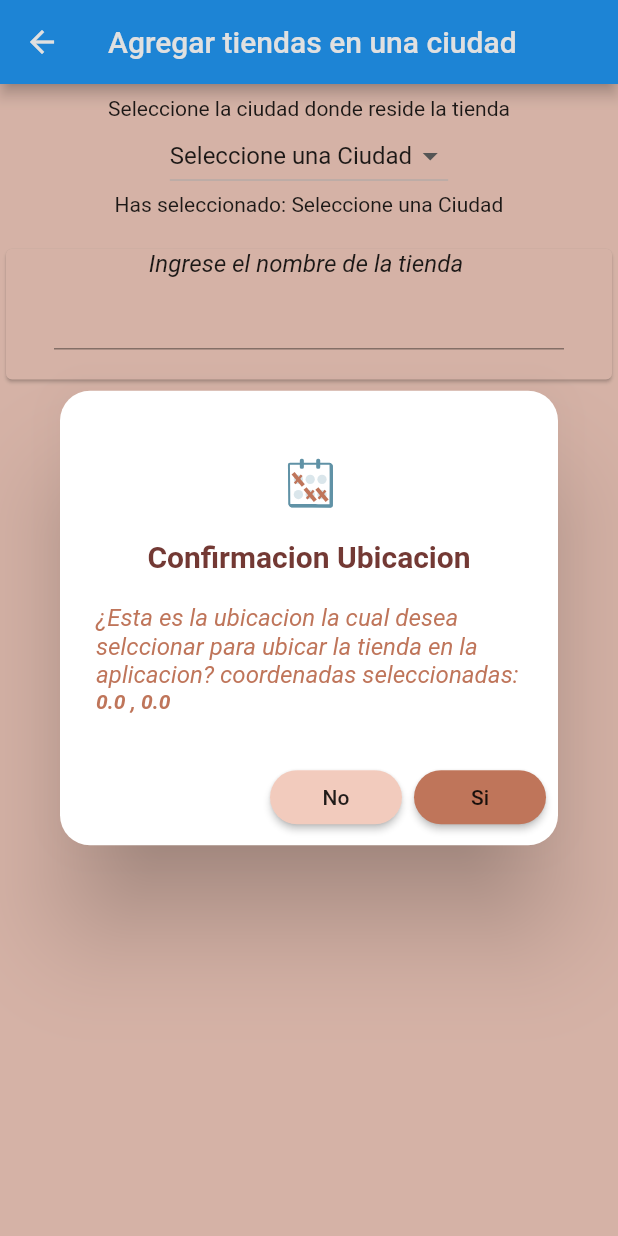
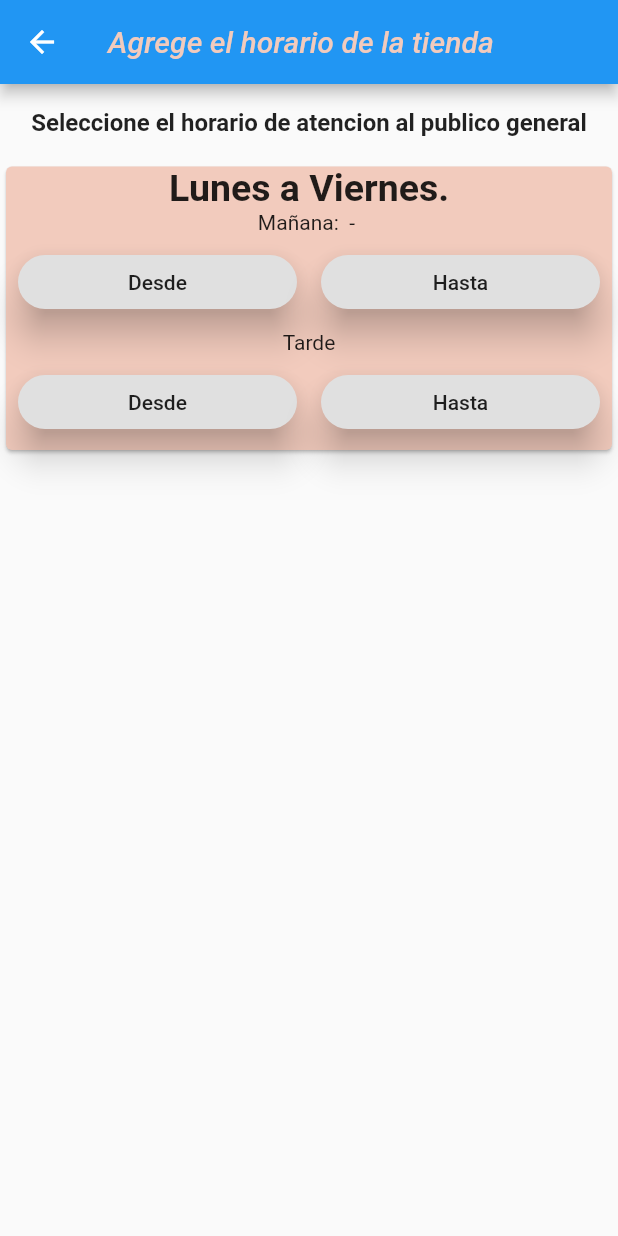
Before and after one commit to eldobal/nogluttenapp, a Flutter app: the addShops screen opened by its route, after a tap on "Seleccionar Horarios", on a phone screen of 412 x 824 dp. Run offline on Flutter 3.47's test engine with Material 2 defaults, Android fonts, the phone set to English and light mode, and no system bars; our stand-ins replace cloud_firestore, firebase_core, flutter_time_picker_spinner, geolocator, google_maps_flutter, lottie; missing offline and left inert: address_search_field; accounts and stored records are empty.

Commit message:
modulo horario 02
avance del modulo de seleccion de horario.

```diff
--- a/lib/main.dart
+++ b/lib/main.dart
@@ -1,6 +1,7 @@
 import 'package:flutter/material.dart';
 import 'dart:async';
 import 'package:google_maps_flutter/google_maps_flutter.dart';
+import 'package:nogluttenapp/src/horariosShop.dart';
 import 'package:nogluttenapp/src/ubicacionShop.dart';
 
 import 'package:provider/provider.dart';
@@ -22,6 +23,7 @@ class _MyAppState extends State<MyApp> {
   final addshop = Constantes().addShops;
   final routeEjemplos = Constantes().ejemplos;
   final ubicacionshop = Constantes().addubicacionShop;
+  final horariosshop = Constantes().addHorarios;
 
   @override
   Widget build(BuildContext context) {
@@ -40,7 +42,8 @@ class _MyAppState extends State<MyApp> {
               'paginicial' : (context) => MyApp(),
               '$addshop' : (context) => addShops(),
               '$routeEjemplos' : (context) => HomePage(),
-              '$ubicacionshop' : (context) => ubicacionShop()
+              '$ubicacionshop' : (context) => ubicacionShop(),
+              '$horariosshop' : (context) => HorariosShop()
             },
           )
     );
@@ -129,6 +132,7 @@ class _MyHomePageState extends State<MyHomePage> {
     );
   }
 
+/*
   Widget _floatingActionButton2(){
     //se ocupa el consumer para obtener los datos del provider
     return Consumer<ShopsProvider>(
@@ -162,6 +166,7 @@ class _MyHomePageState extends State<MyHomePage> {
       }
     );
   }
+*/
 
   void _addShops() {
     Navigator.pushNamed(context, Constantes().addShops.toString());
--- a/lib/src/addShops.dart
+++ b/lib/src/addShops.dart
@@ -1,5 +1,6 @@
 import 'package:firebase_core/firebase_core.dart';
 import 'package:flutter/material.dart';
+import 'package:flutter_time_picker_spinner/flutter_time_picker_spinner.dart';
 import 'package:nogluttenapp/src/constantes/ColorPalete.dart';
 import 'package:nogluttenapp/src/provider/shopsProvider.dart';
 import 'package:nogluttenapp/src/widgets/alertDialogHorarios.dart';
@@ -30,7 +31,6 @@ class _addShopsState extends State<addShops> {
 
   Widget _addShopData() {
     return Container(
-      color: ColorPalete.color4,
       child: Column(
         children: [
           _seleccionarCiudad(),
@@ -128,28 +128,19 @@ class _addShopsState extends State<addShops> {
     return Column(
       children: [
         Text('Seleccione los horarios establecidos de la tienda'),
-        RaisedButton(
-          child: Text('Seleccionar Horarios'),
-          onPressed: (){
-              _alertDialogAddHorario();
-          },
+        Consumer<ShopsProvider>(
+          builder: (context,provider,child)=>RaisedButton(
+            child: Text('Seleccionar Horarios'),
+            onPressed: (){
+              final horarios = Constantes().addHorarios;
+              provider.setTimeClear();
+              Navigator.pushNamed(context, horarios.toString());
+            },
+          ),
         ),
       ],
     );
   }
-
-   //alertdialog de confimacion de la ubicacion
-  Future<void> _alertDialogAddHorario() async {
-    return showDialog(
-      context: context,
-      barrierDismissible: false, // user must tap button!
-      barrierColor: Colors.black12,
-      builder: (BuildContext context) {
-        return AlertDialogHorarios();
-      },
-    );
-  }
-
 
   Widget _fabAddDataFirestore() {
     Firebase.initializeApp();
--- a/lib/src/constantes/constantes.dart
+++ b/lib/src/constantes/constantes.dart
@@ -4,6 +4,11 @@ class Constantes {
   String addShops= 'addshops';
   String addubicacionShop = 'ubicacionShop';
   String ejemplos= 'routeEjemplos';
+  String addHorarios = 'horariosShop';
   String imagenprueba= 'https://upload.wikimedia.org/wikipedia/commons/e/ea/Battersea_Power_Station_%28Geograph-2618690-by-Christopher-Hilton%29.jpg';
   String appiKeyGoogleMaps  ='AIzaSyDAMY8aiw5hpCuU25mayrdsyVuUOQPXIuU';
+
+
+
+
 }
--- /dev/null
+++ b/lib/src/horariosShop.dart
@@ -0,0 +1,168 @@
+import 'package:flutter/material.dart';
+import 'package:flutter_time_picker_spinner/flutter_time_picker_spinner.dart';
+import 'package:nogluttenapp/src/constantes/ColorPalete.dart';
+import 'package:nogluttenapp/src/provider/shopsProvider.dart';
+import 'package:nogluttenapp/src/widgets/alertDialogHorarios.dart';
+import 'package:provider/provider.dart';
+
+class HorariosShop extends StatefulWidget {
+  @override
+  _HorariosShopState createState() => _HorariosShopState();
+}
+
+class _HorariosShopState extends State<HorariosShop> {
+  @override
+  Widget build(BuildContext context) {
+    return Scaffold(
+      appBar: AppBar(
+        title: Text(
+          'Agrege el horario de la tienda',
+          style:
+              TextStyle(color: ColorPalete.color4, fontStyle: FontStyle.italic),
+        ),
+      ),
+      body: _horariosBody(),
+    );
+  }
+
+  Widget _horariosBody() {
+    return Container(
+      child: Column(
+          crossAxisAlignment: CrossAxisAlignment.center,
+          children: [
+            Padding(
+              padding: const EdgeInsets.all(16.0),
+              child: Center(
+                  child: Text(
+                'Seleccione el horario de atencion al publico general',
+                style: TextStyle(fontWeight: FontWeight.bold, fontSize: 16),
+                textAlign: TextAlign.center,
+              )),
+            ),
+            Card(
+              color: ColorPalete.color4,
+              child: Column(
+                children: [
+                  Center(
+                    child: Text(
+                      'Lunes a Viernes.',
+                      style: TextStyle(fontWeight: FontWeight.w700, fontSize: 25),
+                      textAlign: TextAlign.start,
+                    ),
+                  ),
+                  Consumer<ShopsProvider>(
+                    builder: (context,provider,child)=>Text('Mañana: ${provider.horaDesdeLVM} - ${provider.horaHastaLVM}' )),
+
+                  Row(
+                    children: [
+                      Expanded(
+                        flex: 5,
+                        child: Padding(
+                          padding: const EdgeInsets.all(8.0),
+                          child: Consumer<ShopsProvider>(
+                            builder: (context, provider, child) => RaisedButton(
+                                elevation: 10,
+                                shape: RoundedRectangleBorder(
+                                  borderRadius: BorderRadius.circular(18.0),
+                                ),
+                                child: Text('Desde'),
+                                onPressed: () {
+                                  //se llama al picker de horas
+                                  provider.setTimePickerSeleccionado('desdem');
+                                  _alertDialogAddHorario();
+                                }),
+                          ),
+                        ),
+                      ),
+                      Expanded(
+                        flex: 5,
+                        child: Padding(
+                          padding: const EdgeInsets.all(8.0),
+                          child: Consumer<ShopsProvider>(
+                            builder: (context, provider, child) =>
+
+
+
+                                RaisedButton(
+                                elevation: 10,
+                                shape: RoundedRectangleBorder(
+                                  borderRadius: BorderRadius.circular(18.0),
+                                ),
+                                child: Text('Hasta'),
+                                onPressed: () {
+                                  //se llama al picker de horas
+                                  provider.setTimePickerSeleccionado('hastam');
+                                  _alertDialogAddHorario();
+                                }),
+                          ),
+                        ),
+                      )
+                    ],
+                  ),
+                  Text('Tarde'),
+                  Row(
+                    children: [
+                      Expanded(
+                        flex: 5,
+                        child: Padding(
+                          padding: const EdgeInsets.all(8.0),
+                          child: Consumer<ShopsProvider>(
+                            builder: (context, provider, child) => RaisedButton(
+                                elevation: 10,
+                                shape: RoundedRectangleBorder(
+                                  borderRadius: BorderRadius.circular(18.0),
+                                ),
+                                child: Text('Desde'),
+                                onPressed: () {
+                                  //se llama al picker de horas
+                                  provider.setTimePickerSeleccionado('desdet');
+                                  _alertDialogAddHorario();
+                                }),
+                          ),
+                        ),
+                      ),
+                      Expanded(
+                        flex: 5,
+                        child: Padding(
+                          padding: const EdgeInsets.all(8.0),
+                          child: Consumer<ShopsProvider>(
+                            builder: (context, provider, child) => RaisedButton(
+                                elevation: 10,
+                                shape: RoundedRectangleBorder(
+                                  borderRadius: BorderRadius.circular(18.0),
+                                ),
+                                child: Text('Hasta'),
+                                onPressed: () {
+                                  //se llama al picker de horas
+
+
+                                  provider.setTimePickerSeleccionado('hastat');
+                                  _alertDialogAddHorario();
+                                }),
+                          ),
+                        ),
+                      )
+                    ],
+                  ),
+
+                ],
+              ),
+            )
+          ],
+        ),
+
+    );
+  }
+
+  //alertdialog de confimacion de la ubicacion
+  Future<void> _alertDialogAddHorario() async {
+    return showDialog(
+      context: context,
+      barrierDismissible: false, // user must tap button!
+      barrierColor: Colors.black12,
+      builder: (BuildContext context) {
+        return AlertDialogHorarios();
+      },
+    );
+  }
+}
--- a/lib/src/listabandas.dart
+++ b/lib/src/listabandas.dart
@@ -40,7 +40,7 @@ class ListaBandas extends StatelessWidget {
                         ),
                       ),
                       Consumer<ShopsProvider>(
-                        builder: (context,provider, child) => Text('${provider.numero}')
+                        builder: (context,provider, child) => Text('')
                       ),
 
                     ],
--- a/lib/src/provider/shopsProvider.dart
+++ b/lib/src/provider/shopsProvider.dart
@@ -2,37 +2,83 @@ import 'package:flutter/cupertino.dart';
 import 'package:flutter/foundation.dart';
 import 'package:google_maps_flutter/google_maps_flutter.dart';
 
-class ShopsProvider extends ChangeNotifier{
+class ShopsProvider extends ChangeNotifier {
 
-  int numero = 0;
   double latitud = 0;
-  double longitud =0;
+  double longitud = 0;
+
+  int horaDesdelvm = 0;
+  int minutoDesdelvm = 0;
+  int horaHastalvtm = 0;
+  int minutoHastalvm = 0;
+  int horaDesdelvt = 0;
+  int minutoDesdelvt = 0;
+  int horaHastalvt = 0;
+  int minutoHastalvt = 0;
+  String horaDesdeLVM = '';
+  String horaHastaLVM = '';
+  String horaDesdeLVT = '';
+  String horaHastaLVT = '';
+
+  String timepickerSeleccionado = '';
+
   //se pueden declarar los controladores de textfiel en el provider para accederlos con los consumers
   final nombreTienda = TextEditingController();
 
-  String ciudadSelecionada ='';
+  String ciudadSelecionada = '';
 
-  void setCiudadSelecionada(String ciudad){
+  void setCiudadSelecionada(String ciudad) {
     ciudadSelecionada = '${ciudad.toString()}';
     notifyListeners();
   }
 
+  void setTimePickerSeleccionado(String timepicker) {
+    timepickerSeleccionado = timepicker;
+  }
 
-  void setUbicationShop(double latitudU, double longitudU){
+  void setHoraDesdeLVM(int hora, int minutos) {
+    horaDesdeLVM = '${hora}:${minutos}';
+    horaDesdelvm = hora;
+    minutoDesdelvm = minutos;
+    notifyListeners();
+  }
+
+  void setHoraHastaLVM(int hora, int minutos) {
+    horaHastaLVM = '${hora}:${minutos}';
+    horaDesdelvm = hora;
+    minutoHastalvm = minutos;
+    notifyListeners();
+  }
+  void setHoraDesdeLVT(int hora, int minutos) {
+    horaDesdeLVT = '${hora}:${minutos}';
+    horaDesdelvt = hora;
+    minutoDesdelvt = minutos;
+    notifyListeners();
+  }
+  void setHoraHastaLVT(int hora, int minutos) {
+    horaHastaLVT = '${hora}:${minutos}';
+    horaHastalvt = hora;
+    minutoHastalvt = minutos;
+    notifyListeners();
+  }
+
+  void setTimeClear(){
+    horaDesdelvm=0;
+    minutoDesdelvm=0;
+    horaHastalvtm=0;
+    minutoHastalvm=0;
+    horaDesdelvt=0;
+    minutoDesdelvt=0;
+    horaHastalvt=0;
+    minutoHastalvt=0;
+    notifyListeners();
+  }
+
+
+  void setUbicationShop(double latitudU, double longitudU) {
     latitud = latitudU;
     longitud = longitudU;
     notifyListeners();
   }
 
-  void increment(){
-    numero++;
-    notifyListeners();}
-
-  void decrement(){
-    numero--;
-    notifyListeners();}
-
-
-
-
 }
--- a/lib/src/widgets/alertDialogHorarios.dart
+++ b/lib/src/widgets/alertDialogHorarios.dart
@@ -1,10 +1,13 @@
 import 'package:flutter/material.dart';
+import 'package:flutter_time_picker_spinner/flutter_time_picker_spinner.dart';
 import 'package:nogluttenapp/src/constantes/ColorPalete.dart';
 import 'package:nogluttenapp/src/provider/shopsProvider.dart';
 import 'package:provider/provider.dart';
 import 'package:lottie/lottie.dart' as lottie;
 
 class AlertDialogHorarios extends StatefulWidget {
+  AlertDialogHorarios();
+
   @override
   _AlertDialogHorariosState createState() => _AlertDialogHorariosState();
 }
@@ -22,34 +25,16 @@ class _AlertDialogHorariosState extends State<AlertDialogHorarios> {
             children: [
               lottie.Lottie.asset('assets/lotties/calendar.json',
                   width: 75, height: 75, repeat: false),
-              Text(
-                'Confirmacion Ubicacion',
-                style: TextStyle(
-                    fontWeight: FontWeight.bold,
-                    fontSize: 20,
-                    color: ColorPalete.color5),
-              ),
             ],
           ),
         ),
         content: SingleChildScrollView(
           child: ListBody(
             children: <Widget>[
-              Text(
-                '¿Esta es la ubicacion la cual desea selccionar para ubicar la tienda en la aplicacion? coordenadas seleccionadas:',
-                style: TextStyle(
-                    fontStyle: FontStyle.italic,
-                    fontSize: 16,
-                    color: ColorPalete.color2),
-              ),
-              Text(
-                '${provider.latitud} , ${provider.longitud}',
-                style: TextStyle(
-                    fontStyle: FontStyle.italic,
-                    fontWeight: FontWeight.bold,
-                    fontSize: 14,
-                    color: ColorPalete.color2),
-              ),
+              hourMinute15Interval(),/*
+              Consumer<ShopsProvider>(
+                  builder:(context,provider,child)=>
+                  Text('horario seleccionado: ${provider.horaHastaLVT}'))*/
             ],
           ),
         ),
@@ -64,24 +49,63 @@ class _AlertDialogHorariosState extends State<AlertDialogHorarios> {
               Navigator.of(context).pop();
             },
           ),
-          RaisedButton(
+          Consumer<ShopsProvider>(
+            builder: (context,provider,child)=> RaisedButton(
               shape: RoundedRectangleBorder(
                 borderRadius: BorderRadius.circular(18.0),
               ),
               color: ColorPalete.color2,
               child: Text('Si'),
               onPressed: () {
-              //Metodo para guardar las cordenadas en el provider
+                //verificar si la hora de hasta es mayor a la de desde
+
+
+
                 _backscreen();
                 Navigator.of(context).pop();
               },
+            ),
           ),
         ],
       ),
     );
   }
 
-  void _backscreen() {
-    Navigator.of(context).pop();
+  Widget _backscreen() {
+    //
+    /*  Navigator.of(context).pop();
+  */
+  }
+  Widget hourMinute15Interval() {
+    return Consumer<ShopsProvider>(
+      builder: (context, provider, child) => new TimePickerSpinner(
+        time: DateTime.now(),
+        spacing: 80,
+        isForce2Digits: true,
+        minutesInterval: 15,
+        onTimeChange: (time) {
+          setState(() {
+            switch(provider.timepickerSeleccionado) {
+              case 'desdem': {
+                provider.setHoraDesdeLVM(time.hour, time.minute);
+              }
+              break;
+              case 'hastam': {
+                provider.setHoraHastaLVM(time.hour, time.minute);
+              }
+              break;
+              case 'desdet': {
+                provider.setHoraDesdeLVT(time.hour, time.minute);
+              }
+              break;
+              case 'hastat': {
+                provider.setHoraHastaLVT(time.hour, time.minute);
+              }
+              break;
+            }
+          });
+        },
+      ),
+    );
   }
 }
--- a/pubspec.yaml
+++ b/pubspec.yaml
@@ -29,7 +29,7 @@ dependencies:
   geolocator: ^6.1.13
   address_search_field: ^3.0.8
   lottie: ^0.7.0+1
-
+  flutter_time_picker_spinner: ^1.0.6+1
   flutter:
     sdk: flutter
 
```
Also changed, not shown: pubspec.lock. Lines whose indentation alone changed are shown as unchanged.
